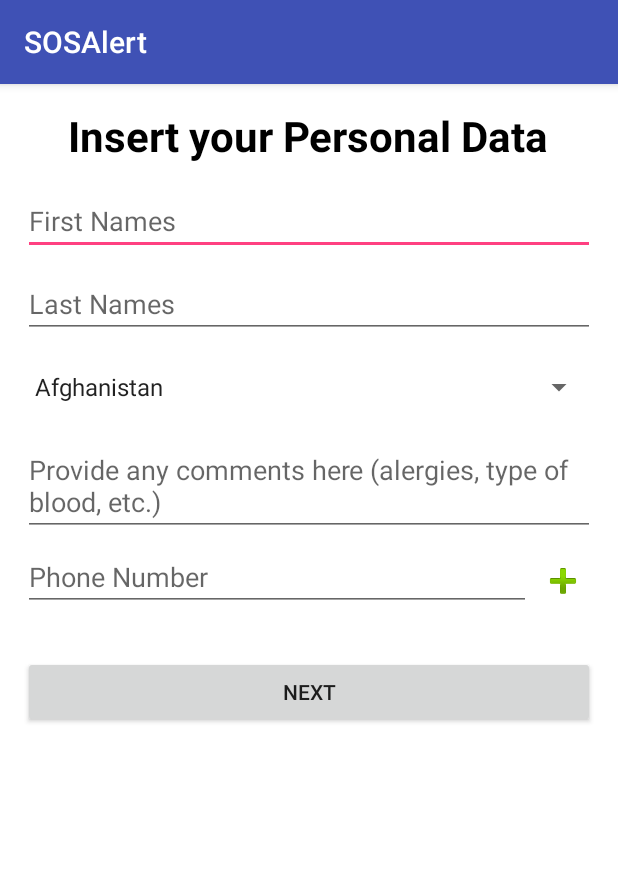
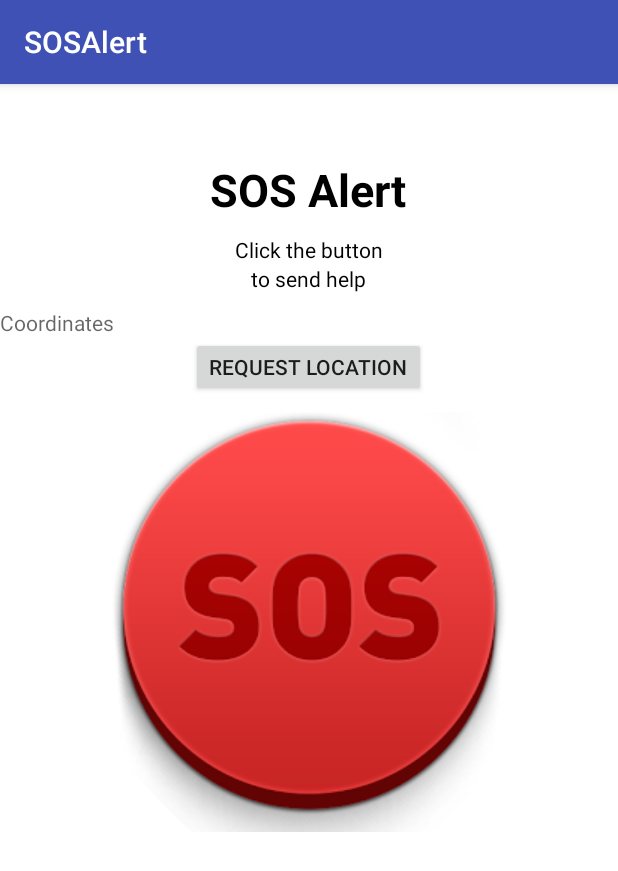
Before and after one commit to JoseA2R/SOSAlert, an Android app: the FormActivity screen opened directly, with no data from a screen before it, after a tap on "NEXT", on a phone screen of 412 x 824 dp. Shown: the top 871 px of the screen. Run offline under Robolectric (Android 15) with nearby library versions, the phone set to English and light mode, and no system bars; libraries missing offline, so code that uses them is left out: com.mikelau.countrypickerx.

Commit message:
Incluyendo GPS

```diff
--- a/app/src/main/java/com/acin/josefigueira/sosalert/Controller/UserController.java
+++ b/app/src/main/java/com/acin/josefigueira/sosalert/Controller/UserController.java
@@ -1,6 +1,9 @@
 package com.acin.josefigueira.sosalert.Controller;
 
+import android.widget.EditText;
+
 import com.acin.josefigueira.sosalert.POJO.User;
+import com.acin.josefigueira.sosalert.R;
 
 /**
  * Created by jose.figueira on 28-03-2018.
--- a/app/src/main/java/com/acin/josefigueira/sosalert/View/FormActivity.java
+++ b/app/src/main/java/com/acin/josefigueira/sosalert/View/FormActivity.java
@@ -2,8 +2,11 @@ package com.acin.josefigueira.sosalert.View;
 
 import android.annotation.SuppressLint;
 import android.content.Context;
+import android.content.Intent;
 import android.content.SharedPreferences;
 import android.content.res.Resources;
+import android.preference.Preference;
+import android.preference.PreferenceManager;
 import android.support.v7.app.AppCompatActivity;
 import android.os.Bundle;
 import android.view.LayoutInflater;
@@ -44,6 +47,7 @@ public class FormActivity extends AppCompatActivity {
     EditText etFName, etLName, etDescription, etPhone;
     User user;
     UserController controller;
+
 
 
     protected void onCreate(Bundle savedInstanceState) {
@@ -87,6 +91,7 @@ public class FormActivity extends AppCompatActivity {
                 btnNextClicked();
                 controller.SaveData(user);
                 Toast.makeText(getApplicationContext(),controller.viewData(), Toast.LENGTH_LONG).show();
+                startActivity(new Intent(FormActivity.this,SOSActivity.class));
 
             }
         });
@@ -133,13 +138,13 @@ public class FormActivity extends AppCompatActivity {
     }
 
     public void onDelete(View v) {
-
-
-
         parentLinearLayout.removeView((View) v.getParent());
     }
 
     public void btnNextClicked(){
+
+        SharedPreferences SPreferences = PreferenceManager.getDefaultSharedPreferences(this);
+        SharedPreferences.Editor editorPreferences = SPreferences.edit();
 
         user.setFirstName(etFName.getText().toString());
         user.setLastname(etLName.getText().toString());
@@ -147,14 +152,17 @@ public class FormActivity extends AppCompatActivity {
         user.setDescription(etDescription.getText().toString());
         user.setPhone(etPhone.getText().toString());
 
+        editorPreferences.putString("First Name: ",user.getFirstName());
+        editorPreferences.putString("Last Name: ",user.getLastName());
+        editorPreferences.putString("Country : ",user.getCountry());
+        editorPreferences.putString("Description : ",user.getDescription());
+        editorPreferences.putString("Phone Number : ",user.getPhone());
+        editorPreferences.commit();
+
     }
 
     public void storeData(){
 
-        SharedPreferences userSharedPreferences = null;
-        SharedPreferences.Editor editor;
-        userSharedPreferences.getSharedPreferences("useref",MODE_PRIVATE);
-
     }
 
 }
--- a/app/src/main/java/com/acin/josefigueira/sosalert/View/MainActivity.java
+++ b/app/src/main/java/com/acin/josefigueira/sosalert/View/MainActivity.java
@@ -24,7 +24,7 @@ public class MainActivity extends AppCompatActivity {
        _btn.setOnClickListener(new View.OnClickListener() {
             @Override
             public void onClick(View v) {
-                _btn.setEnabled(false);
+
                 startActivity(new Intent(MainActivity.this,FormActivity.class));
             }
         });
@@ -32,6 +32,9 @@ public class MainActivity extends AppCompatActivity {
     }
 
     public void onClick(View view) {
+
+
+
     }
 
 
--- a/app/src/main/java/com/acin/josefigueira/sosalert/View/SOSActivity.java
+++ b/app/src/main/java/com/acin/josefigueira/sosalert/View/SOSActivity.java
@@ -1,8 +1,107 @@
 package com.acin.josefigueira.sosalert.View;
+
+import android.Manifest;
+import android.content.Intent;
+import android.content.pm.PackageManager;
+import android.location.Location;
+import android.location.LocationListener;
+import android.location.LocationManager;
+import android.os.Build;
+import android.os.Bundle;
+import android.provider.Settings;
+import android.support.v4.app.ActivityCompat;
+import android.support.v7.app.AppCompatActivity;
+import android.view.View;
+import android.widget.Button;
+import android.widget.ImageButton;
+import android.widget.TextView;
+
+import com.acin.josefigueira.sosalert.R;
 
 /**
  * Created by jose.figueira on 27-03-2018.
  */
 
-public class SOSActivity {
+public class SOSActivity extends AppCompatActivity {
+
+    Button btnSOS;
+    TextView coordinates;
+    LocationManager locationManager;
+    LocationListener locationListener;
+
+    protected void onCreate(Bundle savedInstanceState) {
+
+        super.onCreate(savedInstanceState);
+        setContentView(R.layout.activity_alert_button);
+
+        btnSOS = (Button) findViewById(R.id.pruebaCOORD);
+        coordinates = (TextView) findViewById(R.id.pruebacoordinates);
+
+        locationManager = (LocationManager) getSystemService(LOCATION_SERVICE);
+        locationListener = new LocationListener() {
+
+            @Override
+            public void onLocationChanged(Location location) {
+                coordinates.append("\n "+location.getLatitude() + " "
+                +location.getLongitude());
+            }
+
+            @Override
+            public void onStatusChanged(String s, int i, Bundle bundle) {
+
+            }
+
+            @Override
+            public void onProviderEnabled(String s) {
+
+            }
+
+            @Override
+            public void onProviderDisabled(String s) {
+                Intent intent = new Intent(Settings.ACTION_LOCATION_SOURCE_SETTINGS);
+                startActivity(intent);
+            }
+
+        };
+
+        if (Build.VERSION.SDK_INT >= Build.VERSION_CODES.M) {
+            if (ActivityCompat.checkSelfPermission(this, Manifest.permission.ACCESS_FINE_LOCATION) !=
+                    PackageManager.PERMISSION_GRANTED && ActivityCompat.checkSelfPermission
+                    (this, Manifest.permission.ACCESS_COARSE_LOCATION) != PackageManager.PERMISSION_GRANTED) {
+
+                requestPermissions(new String[]{Manifest.permission.ACCESS_FINE_LOCATION,
+                    Manifest.permission.ACCESS_COARSE_LOCATION,
+                    Manifest.permission.INTERNET}, 10 );
+
+                return;
+            }
+
+        } else{
+            configureButton();
+        }
+
+    }
+
+
+    public void onRequestPermissionResult(int requestCode, String[] permissions,int[] grantResults){
+        switch(requestCode){
+            case 10:
+                if (grantResults.length > 0 && grantResults[0] == PackageManager.PERMISSION_GRANTED){
+                    configureButton();
+                    return;
+                }
+        }
+
+    }
+
+    private void configureButton(){
+        btnSOS.setOnClickListener(new View.OnClickListener() {
+            @Override
+            public void onClick(View view) {
+                locationManager.requestLocationUpdates("gps", 5000, 0, locationListener);
+
+            }
+        });
+    }
+
 }
--- a/app/src/main/res/layout/activity_alert_button.xml
+++ b/app/src/main/res/layout/activity_alert_button.xml
@@ -9,11 +9,11 @@
 
 
     <TextView
-        android:id="@+id/textView3"
+        android:id="@+id/sosalerttv"
         android:layout_width="wrap_content"
         android:layout_height="wrap_content"
-        android:layout_marginTop="50px"
-        android:layout_marginBottom="10px"
+        android:layout_marginTop="50dp"
+        android:layout_marginBottom="10dp"
         android:layout_gravity="center"
         android:text="@string/text_sos_alert"
         android:textSize="30sp"
@@ -21,7 +21,7 @@
         android:textColor="@color/colorTextBlack"/>
 
     <TextView
-        android:id="@+id/textView4"
+        android:id="@+id/clickbtntv"
         android:layout_width="wrap_content"
         android:layout_height="wrap_content"
         android:layout_gravity="center"
@@ -29,20 +29,35 @@
         android:text="@string/text_click_button" />
 
     <TextView
-        android:id="@+id/textView5"
+        android:id="@+id/sendhelptv"
         android:layout_width="wrap_content"
         android:layout_height="wrap_content"
-        android:layout_marginBottom="10px"
+        android:layout_marginBottom="10dp"
         android:layout_gravity="center"
         android:textColor="@color/colorTextBlack"
         android:text="@string/text_send_help" />
 
+    <TextView
+        android:id="@+id/pruebacoordinates"
+        android:layout_width="wrap_content"
+        android:layout_height="wrap_content"
+        android:hint="Coordinates"/>
+
+    <Button
+        android:layout_width="wrap_content"
+        android:layout_height="40dp"
+        android:id="@+id/pruebaCOORD"
+        android:text="REQUEST LOCATION"
+        android:layout_gravity="center"/>
+
     <ImageButton
-        android:id="@+id/imageButton2"
+        android:id="@+id/btnSOS"
         android:layout_width="280sp"
         android:layout_height="280sp"
-        android:layout_marginTop="100px"
+        android:layout_marginTop="10dp"
         android:layout_marginBottom="50sp"
         android:layout_gravity="center"
         app:srcCompat="@drawable/sos_btn" />
+
+
 </LinearLayout>
```
Also changed, not shown: app/src/main/AndroidManifest.xml (+19 -1 lines), app/src/main/java/com/acin/josefigueira/sosalert/Model/UserData.java (+5 -4 lines).
